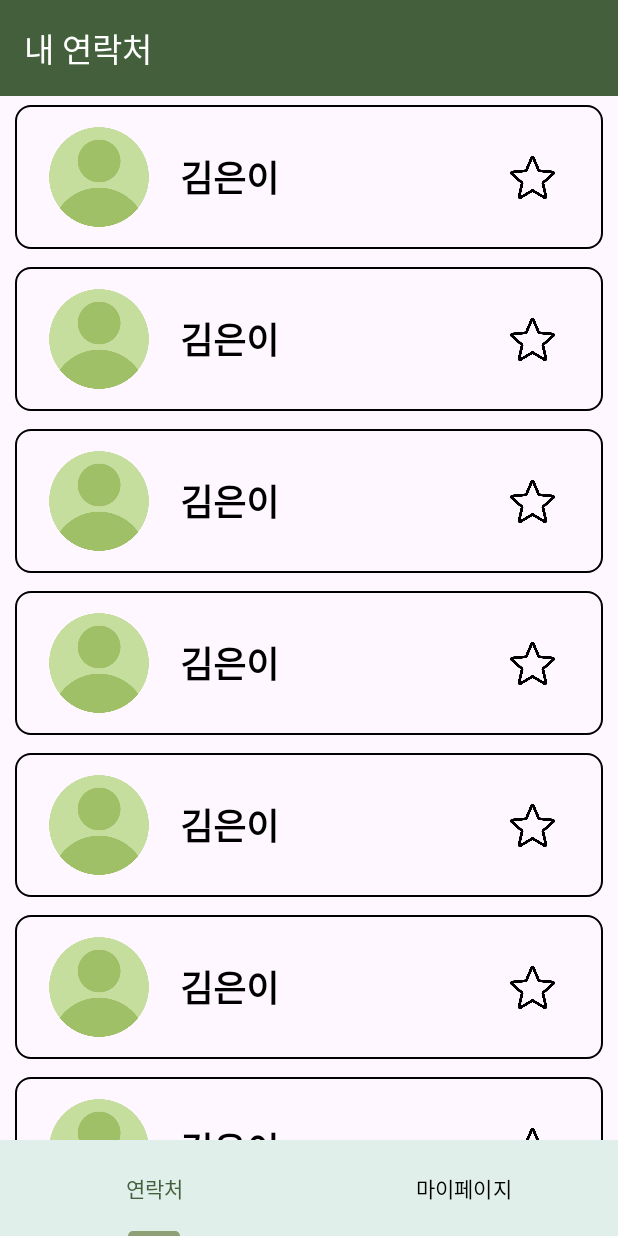
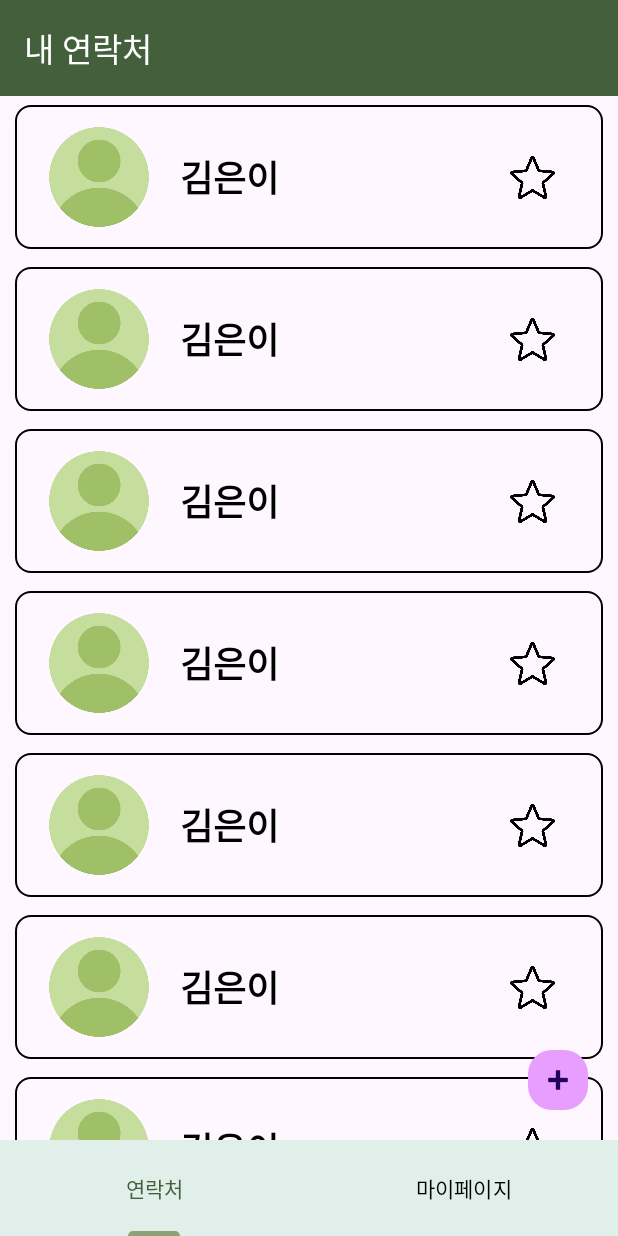
Before and after one commit to intermediate-one/Contact-App, an Android app: the screen it shows after launch (ContactActivity), on a phone screen of 412 x 824 dp. Run offline under Robolectric (Android 15) with nearby library versions, the phone set to English and light mode, and no system bars.

Commit message:
refactor : Recycler View 코드 수정 feat : ContactActivity에 ContactListFragment 추가

```diff
--- a/app/src/main/java/com/example/contactapp/adaptor/ContactListAdapter.kt
+++ b/app/src/main/java/com/example/contactapp/adaptor/ContactListAdapter.kt
@@ -1,18 +1,21 @@
 package com.example.contactapp.adaptor
 
 import android.view.LayoutInflater
+import android.view.View
 import android.view.ViewGroup
+import androidx.recyclerview.widget.ListAdapter
 import androidx.recyclerview.widget.RecyclerView
 import com.example.contactapp.R
 import com.example.contactapp.data.ContactData
 import com.example.contactapp.databinding.LayoutRvUserBinding
+import com.example.contactapp.fragment.ContactListFragment.Companion.userId
+import androidx.recyclerview.widget.DiffUtil
 
 class ContactListAdapter(private val userDataList:ArrayList<ContactData>):RecyclerView.Adapter<ContactListAdapter.Holder>() {
     inner class Holder(binding: LayoutRvUserBinding):RecyclerView.ViewHolder(binding.root) {
         val image = binding.ivRvUser
         val name = binding.tvRvUserName
         val favorite = binding.ivRvFavorite
-        var favOnOff = false
     }
 
     override fun onCreateViewHolder(parent: ViewGroup, viewType: Int): Holder {
@@ -24,9 +27,56 @@ class ContactListAdapter(private val userDataList:ArrayList<ContactData>):Recycl
         with(holder) {
             name.text = userDataList[position].name
             image.setImageResource(R.drawable.user_profile_empty)
-            favorite.setImageResource(R.drawable.star_empty)
+            favorite.setOnClickListener {
+                when (userDataList[position].favorite) {
+                    true -> {
+                        userDataList[position].favorite = false
+                        favorite.setImageResource(R.drawable.star_empty)
+                    }
+
+                    false -> {
+                        userDataList[position].favorite = true
+                        favorite.setImageResource(R.drawable.star_full)
+                    }
+                }
+                userId = position
+                ContactListAdapter(userDataList).notifyItemChanged(position)
+            }
         }
     }
 
-    override fun getItemCount(): Int = 10
+    override fun getItemCount(): Int = userDataList.size
 }
+
+//class ContactListAdapter : ListAdapter<ContactData, ContactListAdapter.ViewHolder>(
+//    object : DiffUtil.ItemCallback<ContactData>() {
+//        override fun areItemsTheSame(oldItem: ContactData, newItem: ContactData): Boolean {
+//            // item의 구성요소가 같은지
+//            return oldItem.phoneNumber == newItem.phoneNumber
+//        }
+//
+//        override fun areContentsTheSame(oldItem: ContactData, newItem: ContactData): Boolean {
+//            // item의 모든 필드가 같은지
+//            return oldItem == newItem
+//        }
+//    }) {
+//    inner class ViewHolder(binding: LayoutRvUserBinding): RecyclerView.ViewHolder(binding.root) {
+//        // ViewHolder 구현
+//        // fun bind(video: Video) { /* 아이템 바인딩 */ }
+//        val image = binding.ivRvUser
+//        val name = binding.tvRvUserName
+//        val favorite = binding.ivRvFavorite
+//    }
+//
+//    override fun onCreateViewHolder(parent: ViewGroup, viewType: Int): ContactListAdapter.ViewHolder {
+//        // ViewHolder 생성 로직
+//        // 예시: return VideoViewHolder(LayoutInflater.from(parent.context).inflate(R.layout.video_view_holder, parent, false))
+//        val binding = LayoutRvUserBinding.inflate(LayoutInflater.from(parent.context), parent, false)
+//        return ViewHolder(binding)
+//    }
+//
+//    override fun onBindViewHolder(holder: ViewHolder, position: Int) {
+//        // ViewHolder 바인딩 로직
+//        val userItem = getItem(position)
+//    }
+//}
--- a/app/src/main/java/com/example/contactapp/data/ContactData.kt
+++ b/app/src/main/java/com/example/contactapp/data/ContactData.kt
@@ -5,4 +5,5 @@ data class ContactData (
     var profileImage: Int,
     var phoneNumber: String,
     var email: String,
+    var favorite: Boolean
 )
--- a/app/src/main/java/com/example/contactapp/data/ContactDatabase.kt
+++ b/app/src/main/java/com/example/contactapp/data/ContactDatabase.kt
@@ -5,16 +5,16 @@ import com.example.contactapp.R
 object ContactDatabase {
 
     // Dummy Data
-    private val contact1 = ContactData("김은이", R.drawable.star_empty, "01012345678", "euny1234@gmail.com")
-    private val contact2 = ContactData("김은이", R.drawable.call_logo, "010129292929", "euny12314@gmail.com")
-    private val contact3 = ContactData("김은이", R.drawable.star_empty, "01012345448", "euny123411@gmail.com")
-    private val contact4 = ContactData("김은이", R.drawable.star_empty, "01013883838", "euny1234111@gmail.com")
-    private val contact5 = ContactData("김은이", R.drawable.star_empty, "01012345678", "euny12341111@gmail.com")
-    private val contact6 = ContactData("김은이", R.drawable.star_empty, "01012345678", "euny113413234@gmail.com")
-    private val contact7 = ContactData("김은이", R.drawable.star_empty, "01012345678", "euny1234111111@gmail.com")
-    private val contact8 = ContactData("김은이", R.drawable.star_empty, "01012345678", "euny12312314@gmail.com")
-    private val contact9 = ContactData("김은이", R.drawable.star_empty, "01012345678", "euny1234134@gmail.com")
-    private val contact10 = ContactData("김은이", R.drawable.star_empty, "01012345678", "euny1231341344@gmail.com")
+    private val contact1 = ContactData("김은이", R.drawable.star_empty, "01012345678", "euny1234@gmail.com", false)
+    private val contact2 = ContactData("김은이", R.drawable.call_logo, "010129292929", "euny12314@gmail.com", false)
+    private val contact3 = ContactData("김은이", R.drawable.star_empty, "01012345448", "euny123411@gmail.com", false)
+    private val contact4 = ContactData("김은이", R.drawable.star_empty, "01013883838", "euny1234111@gmail.com", false)
+    private val contact5 = ContactData("김은이", R.drawable.star_empty, "01012345678", "euny12341111@gmail.com",false)
+    private val contact6 = ContactData("김은이", R.drawable.star_empty, "01012345678", "euny113413234@gmail.com", false)
+    private val contact7 = ContactData("김은이", R.drawable.star_empty, "01012345678", "euny1234111111@gmail.com", false)
+    private val contact8 = ContactData("김은이", R.drawable.star_empty, "01012345678", "euny12312314@gmail.com", false)
+    private val contact9 = ContactData("김은이", R.drawable.star_empty, "01012345678", "euny1234134@gmail.com", false)
+    private val contact10 = ContactData("김은이", R.drawable.star_empty, "01012345678", "euny1231341344@gmail.com", false)
 
 
     var totalContactData: ArrayList<ContactData> = arrayListOf(contact1, contact2, contact3, contact4, contact5, contact6, contact7, contact8, contact9, contact10)
--- a/app/src/main/java/com/example/contactapp/fragment/ContactListFragment.kt
+++ b/app/src/main/java/com/example/contactapp/fragment/ContactListFragment.kt
@@ -1,16 +1,16 @@
 package com.example.contactapp.fragment
 
-import android.icu.lang.UCharacter.VerticalOrientation
 import android.os.Bundle
 import androidx.fragment.app.Fragment
 import android.view.LayoutInflater
 import android.view.View
 import android.view.ViewGroup
+import android.widget.Toast
 import androidx.recyclerview.widget.LinearLayoutManager
 import com.example.contactapp.activity.ContactActivity
 import com.example.contactapp.adaptor.ContactListAdapter
 import com.example.contactapp.data.ContactDatabase
-import com.example.contactapp.databinding.LayoutFragmentContactListBinding
+import com.example.contactapp.databinding.FragmentContactListBinding
 
 
 private const val ARG_PARAM1 = "param1"
@@ -21,7 +21,7 @@ class ContactListFragment : Fragment() {
     private var param1: String? = null
     private var param2: String? = null
 
-    private var _binding:LayoutFragmentContactListBinding? = null
+    private var _binding:FragmentContactListBinding? = null
     private val binding get() = _binding!!
 
     private val mainPage by lazy { context as ContactActivity }
@@ -38,7 +38,7 @@ class ContactListFragment : Fragment() {
         inflater: LayoutInflater, container: ViewGroup?,
         savedInstanceState: Bundle?
     ): View {
-        _binding = LayoutFragmentContactListBinding.inflate(inflater, container, false)
+        _binding = FragmentContactListBinding.inflate(inflater, container, false)
         return binding.root
     }
 
@@ -49,9 +49,11 @@ class ContactListFragment : Fragment() {
             adapter = clAdapter
             layoutManager = LinearLayoutManager(mainPage, LinearLayoutManager.VERTICAL, false)
         }
+        toast("${ContactDatabase.totalContactData[userId].favorite}")
     }
 
     companion object {
+        internal var userId = 0
         @JvmStatic
         fun newInstance(param1: String, param2: String) =
             ContactListFragment().apply {
@@ -66,4 +68,8 @@ class ContactListFragment : Fragment() {
         super.onDestroyView()
         _binding = null
     }
+
+    fun toast(s:String) {
+        Toast.makeText(mainPage,s,Toast.LENGTH_SHORT).show()
+    }
 }
--- /dev/null
+++ b/app/src/main/res/layout/fragment_contact_list.xml
@@ -0,0 +1,31 @@
+<?xml version="1.0" encoding="utf-8"?>
+<FrameLayout xmlns:android="http://schemas.android.com/apk/res/android"
+    xmlns:app="http://schemas.android.com/apk/res-auto"
+    xmlns:tools="http://schemas.android.com/tools"
+    android:layout_width="match_parent"
+    android:layout_height="match_parent"
+    tools:context=".fragment.ContactListFragment">
+
+    <androidx.recyclerview.widget.RecyclerView
+        android:id="@+id/recyclerView"
+        android:layout_width="match_parent"
+        android:layout_height="match_parent"
+        tools:listitem="@layout/layout_rv_user"
+        tools:itemCount="10"/>
+
+    <com.google.android.material.floatingactionbutton.FloatingActionButton
+        android:id="@+id/btnAddNumber"
+        android:layout_width="wrap_content"
+        android:layout_height="wrap_content"
+        android:layout_gravity="bottom|end"
+        android:layout_marginEnd="16dp"
+        android:layout_marginBottom="16dp"
+        android:backgroundTint="#E79EFF"
+        android:contentDescription="Button"
+        android:elevation="0dp"
+        android:src="@android:drawable/ic_input_add"
+        app:elevation="0dp"
+        app:fabCustomSize="40dp"
+        app:fabSize="normal" />
+
+</FrameLayout>
--- a/app/src/main/res/layout/layout_fragment_contact_list.xml
+++ /dev/null
@@ -1,14 +0,0 @@
-<?xml version="1.0" encoding="utf-8"?>
-<FrameLayout xmlns:android="http://schemas.android.com/apk/res/android"
-    xmlns:tools="http://schemas.android.com/tools"
-    android:layout_width="match_parent"
-    android:layout_height="match_parent"
-    tools:context=".fragment.ContactListFragment">
-
-    <androidx.recyclerview.widget.RecyclerView
-        android:id="@+id/recyclerView"
-        android:layout_width="match_parent"
-        android:layout_height="match_parent"
-        tools:listitem="@layout/layout_rv_user"
-        tools:itemCount="10"/>
-</FrameLayout>
```
